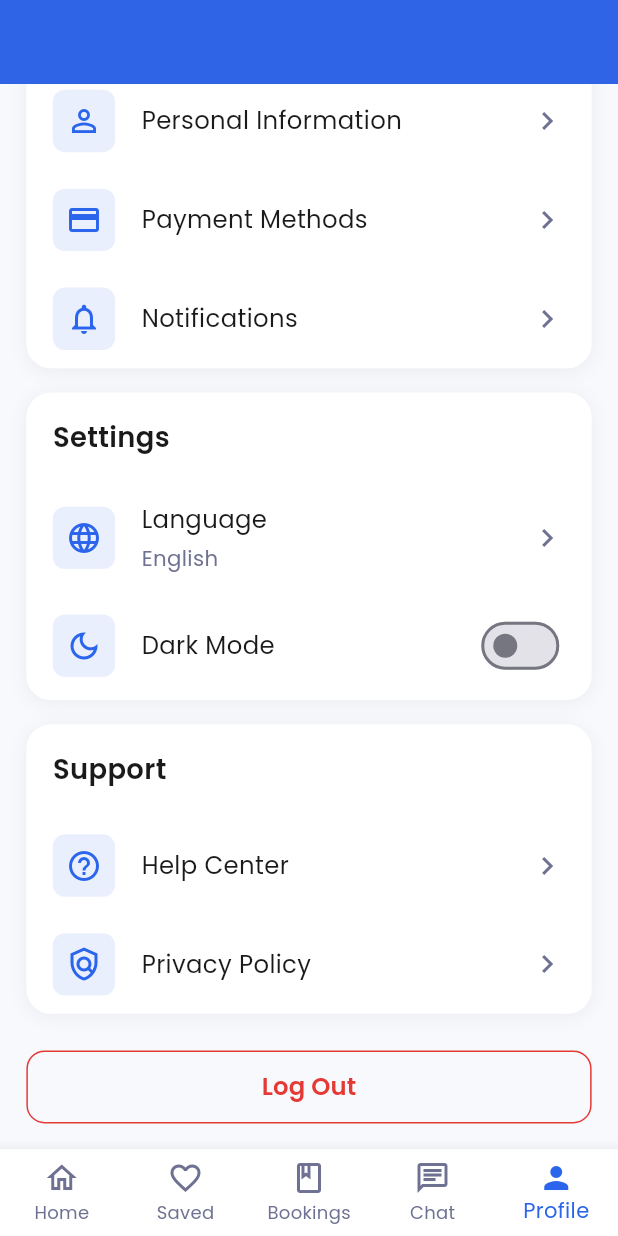
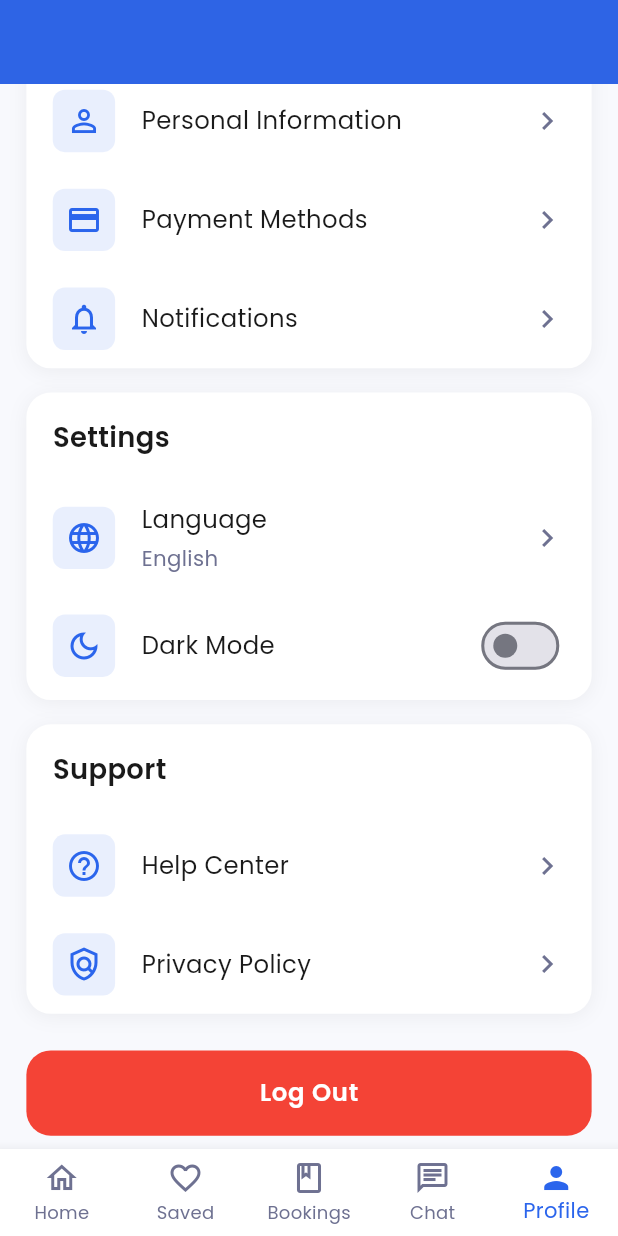
Before and after one commit to Edil-Ayehu/Home-Rental-App, a Flutter app: the ProfileScreen screen opened by its route, scrolled down 234 dp, on a phone screen of 412 x 824 dp. Run offline on Flutter 3.47's test engine with Material 3 defaults, Android fonts, the phone set to English and light mode, and no system bars; our stand-ins replace cached_network_image, carousel_slider, flutter_dotenv, flutter_screenutil, go_router, google_fonts and 4 more; accounts and stored records are empty.

```diff
--- a/lib/views/profile/profile_screen.dart
+++ b/lib/views/profile/profile_screen.dart
@@ -2,6 +2,7 @@ import 'package:flutter/material.dart';
 import 'package:flutter_screenutil/flutter_screenutil.dart';
 import 'package:go_router/go_router.dart';
 import '../../core/constants/color_constants.dart';
+import '../../widgets/common/custom_button.dart';
 
 class ProfileScreen extends StatelessWidget {
   const ProfileScreen({super.key});
@@ -123,24 +124,13 @@ class ProfileScreen extends StatelessWidget {
                     ],
                   ),
                   SizedBox(height: 24.h),
-                  TextButton(
+                  CustomButton(
+                    text: 'Log Out',
                     onPressed: () => _showLogoutDialog(context),
-                    style: TextButton.styleFrom(
-                      foregroundColor: AppColors.error,
-                      padding: EdgeInsets.symmetric(vertical: 12.h),
-                      shape: RoundedRectangleBorder(
-                        borderRadius: BorderRadius.circular(12.r),
-                        side: const BorderSide(color: AppColors.error),
-                      ),
-                      minimumSize: Size(double.infinity, 48.h),
-                    ),
-                    child: Text(
-                      'Log Out',
-                      style: TextStyle(
-                        fontSize: 16.sp,
-                        fontWeight: FontWeight.w600,
-                      ),
-                    ),
+                    backgroundColor: Colors.red,
+                    textColor: Colors.white,
+                    height: 56.h,
+                    width: double.infinity,
                   ),
                 ],
               ),
```
